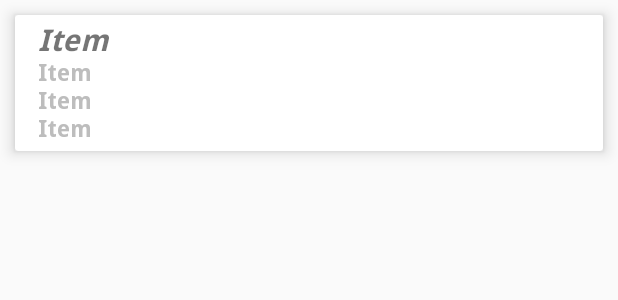
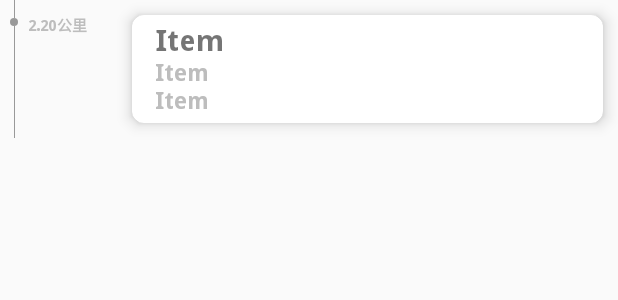
Before and after one commit to CHIUWEINING/CathayProject, an Android app: the layout card_view_design.xml on its own in the app's theme, with its tools: preview values and no code run, on a phone screen of 412 x 824 dp. Shown: the top 300 px of the screen. Run offline under Robolectric (Android 15) with nearby library versions, the phone set to English and light mode, and no system bars.

Commit message:
distLine

```diff
--- a/CathayProject/Try/app/src/main/java/com/example/atry/fragment/AtmFragment.kt
+++ b/CathayProject/Try/app/src/main/java/com/example/atry/fragment/AtmFragment.kt
@@ -68,7 +68,11 @@ class AtmFragment : Fragment(), ContractAtm.IViewAtm {
                     }
                 }, 1500)
             }else{
-                Snackbar.make(binding.root,"正在取得您的位置 請稍候",Snackbar.LENGTH_LONG).show()
+                Snackbar.make(binding.root,"正在取得您的位置 請稍候",Snackbar.LENGTH_LONG)
+                    .setAction("我知道了"){
+                        it.visibility=View.GONE
+                    }
+                    .show()
             }
         }
 
--- a/CathayProject/Try/app/src/main/java/com/example/atry/fragment/BankFragment.kt
+++ b/CathayProject/Try/app/src/main/java/com/example/atry/fragment/BankFragment.kt
@@ -65,7 +65,11 @@ class BankFragment : Fragment(), ContractBank.IViewAtm{
                     }
                 }, 1500)
             } else{
-                Snackbar.make(binding.root,"正在取得您的位置 請稍候", Snackbar.LENGTH_LONG).show()
+                Snackbar.make(binding.root,"正在取得您的位置 請稍候", Snackbar.LENGTH_LONG)
+                    .setAction("我知道了"){
+                        it.visibility=View.GONE
+                    }
+                    .show()
             }
         }
     }
--- a/CathayProject/Try/app/src/main/java/com/example/atry/retrofit/Retrofit.kt
+++ b/CathayProject/Try/app/src/main/java/com/example/atry/retrofit/Retrofit.kt
@@ -4,7 +4,7 @@ import retrofit2.Retrofit
 import retrofit2.converter.gson.GsonConverterFactory
 
 object Retrofit {
-    private const val BASE_URL ="http://172.25.137.65:80/"
+    private const val BASE_URL ="http://172.25.137.65:90/"
     private fun retrofitService(): Retrofit {
         return Retrofit.Builder()
             .addConverterFactory(GsonConverterFactory.create())
--- /dev/null
+++ b/CathayProject/Try/app/src/main/res/drawable/timelline_dot_normal.xml
@@ -0,0 +1,9 @@
+<?xml version="1.0" encoding="utf-8"?>
+<shape xmlns:android="http://schemas.android.com/apk/res/android"
+    android:shape="oval">
+
+    <size
+        android:width="10dp"
+        android:height="10dp" />
+    <solid android:color="#999999" />
+</shape>
--- a/CathayProject/Try/app/src/main/res/layout/card_view_design.xml
+++ b/CathayProject/Try/app/src/main/res/layout/card_view_design.xml
@@ -1,10 +1,58 @@
 <?xml version="1.0" encoding="utf-8"?>
-<androidx.cardview.widget.CardView xmlns:android="http://schemas.android.com/apk/res/android"
+<LinearLayout xmlns:android="http://schemas.android.com/apk/res/android"
     xmlns:app="http://schemas.android.com/apk/res-auto"
     android:layout_width="match_parent"
     android:layout_height="wrap_content"
+    android:orientation="horizontal"
+    >
+    <RelativeLayout
+        android:id="@+id/rlTimeline"
+        android:layout_width="0dp"
+        android:layout_height="match_parent"
+        android:layout_weight="0.5">
+
+        <TextView
+            android:id="@+id/tvTopLine"
+            android:layout_width="0.5dp"
+            android:layout_height="12dp"
+            android:layout_centerHorizontal="true"
+            android:background="#999" />
+
+        <TextView
+            android:id="@+id/tvDot"
+            android:layout_width="5dp"
+            android:layout_height="5dp"
+            android:layout_below="@id/tvTopLine"
+            android:layout_centerHorizontal="true"
+            android:background="@drawable/timelline_dot_normal" />
+
+        <TextView
+            android:layout_width="0.5dp"
+            android:layout_height="match_parent"
+            android:layout_below="@id/tvDot"
+            android:layout_centerHorizontal="true"
+            android:background="#999" />
+    </RelativeLayout>
+
+    <TextView
+        android:id="@+id/distance"
+        android:layout_width="0dp"
+        android:layout_height="wrap_content"
+        android:layout_marginLeft="0dp"
+        android:layout_marginTop="5dp"
+        android:fontFamily="@font/droid_sans_bold"
+        android:text="2.20公里"
+        android:textColor="@color/light_gray"
+        android:textSize="10sp"
+        android:layout_weight="1.5"/>
+    <androidx.cardview.widget.CardView
+        android:id="@+id/cardView"
+        android:layout_width="0dp"
+        android:layout_height="wrap_content"
         android:layout_margin="10dp"
-    app:cardElevation="6dp">
+        app:cardElevation="6dp"
+        app:cardCornerRadius="8dp"
+        android:layout_weight="8">
 
         <LinearLayout
             android:id="@+id/ll_content"
@@ -17,6 +65,7 @@
                 android:layout_width="match_parent"
                 android:layout_height="match_parent"
                 android:orientation="horizontal">
+
                 <TextView
                     android:id="@+id/name"
                     android:layout_width="wrap_content"
@@ -26,8 +75,7 @@
                     android:layout_weight="9"
                     android:fontFamily="@font/droid_sans_bold"
                     android:text="Item"
-            android:textSize="20sp"
-            android:textStyle="italic" />
+                    android:textSize="20sp" />
 
                 <!--<ImageButton
                     android:id="@+id/navigation"
@@ -57,22 +105,23 @@
                 android:layout_marginStart="10dp"
                 android:layout_marginLeft="15dp"
                 android:fontFamily="@font/droid_sans_bold"
+                android:text="Item"
                 android:textColor="@color/light_gray"
-            android:text="Item"
                 android:textSize="15sp" />
 
-        <TextView
+            <!--<TextView
                 android:id="@+id/distance"
                 android:layout_width="wrap_content"
                 android:layout_height="wrap_content"
                 android:layout_marginStart="10dp"
                 android:layout_marginLeft="15dp"
                 android:fontFamily="@font/droid_sans_bold"
+                android:text="Item"
                 android:textColor="@color/light_gray"
-            android:text="Item"
-            android:textSize="15sp" />
+                android:textSize="15sp" />-->
 
 
         </LinearLayout>
 
     </androidx.cardview.widget.CardView>
+</LinearLayout>
--- a/CathayProject/Try/app/src/main/res/layout/persistent_bottom_sheet.xml
+++ b/CathayProject/Try/app/src/main/res/layout/persistent_bottom_sheet.xml
@@ -28,7 +28,7 @@
         android:layout_height="wrap_content"
         android:layout_marginStart="10dp"
         android:layout_marginBottom="15dp"
-        android:text="*按照距離排序"
+        android:text="*按照距離由近到遠排序"
         android:textColor="@color/light_gray"
         android:visibility="invisible"/>
 
```
Also changed, not shown: CathayProject/Try/app/src/main/java/com/example/atry/Map.kt (+9 -3 lines), CathayProject/Try/app/src/main/java/com/example/atry/recycleview/AtmAdapter.kt (+21 -4 lines), CathayProject/Try/app/src/main/java/com/example/atry/recycleview/BranchAdapter.kt (+23 -3 lines), CathayProject/Try/app/src/main/res/drawable/timelline_dot_first.xml (added, +9 -0 lines). Lines whose indentation alone changed are shown as unchanged.
